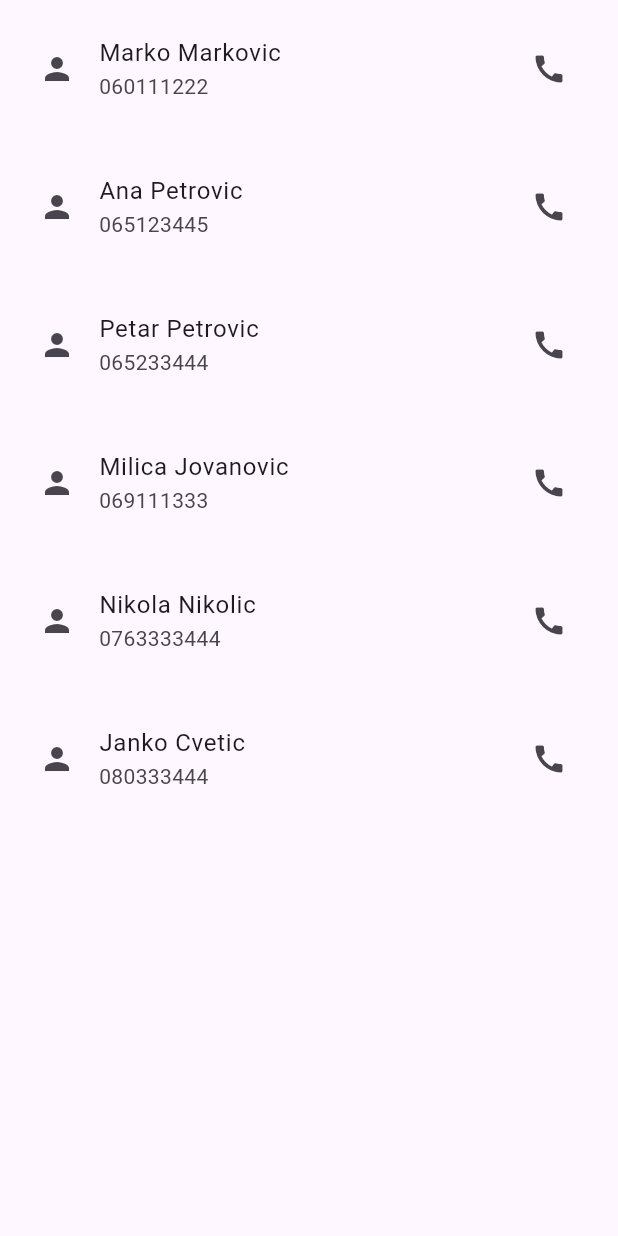
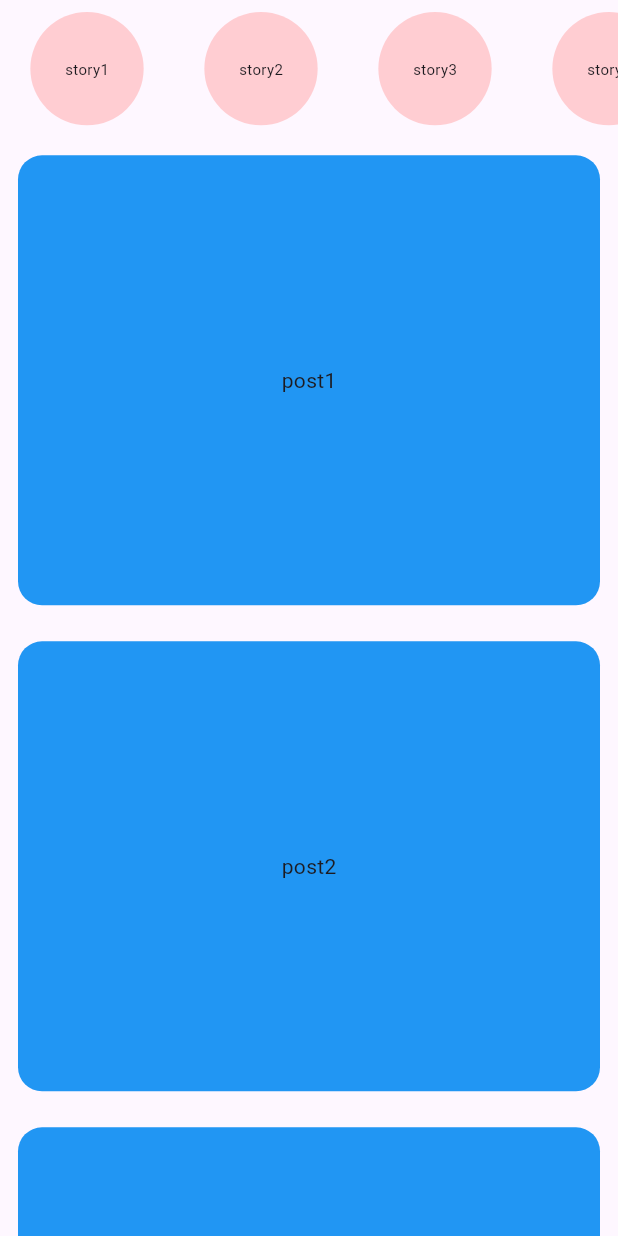
Before and after one commit to Mihajlo-Spasic/flutter_apps, a Flutter app: the screen it shows after launch, on a phone screen of 412 x 824 dp. Run offline on Flutter 3.47's test engine with Material 3 defaults, Android fonts, the phone set to English and light mode, and no system bars.

Commit message:
social-media lookalike

```diff
--- /dev/null
+++ b/flutter_application_1/lib/circle.dart
@@ -0,0 +1,24 @@
+import 'package:flutter/material.dart';
+
+class MyCircle extends StatelessWidget {
+  const MyCircle({super.key, required this.stories});
+
+  final String stories;
+  @override
+  Widget build(BuildContext context) {
+    return Padding(
+        padding: const EdgeInsets.all(8.0),
+        child: Container(
+            height: 100,
+            width: 100,
+            decoration: BoxDecoration(
+              shape: BoxShape.circle,
+              color: Colors.red[100],
+            ),
+            child: Center(
+                child: Text(
+              stories,
+              style: const TextStyle(fontSize: 10),
+            ))));
+  }
+}
--- a/flutter_application_1/lib/home_page.dart
+++ b/flutter_application_1/lib/home_page.dart
@@ -1,36 +1,43 @@
 import 'package:flutter/material.dart';
+import 'package:flutter/rendering.dart';
 import 'my_list_title.dart';
+import "square.dart";
+import 'circle.dart';
 
 class HomePage extends StatelessWidget {
   const HomePage({super.key});
 
   @override
   Widget build(BuildContext context) {
-    final List _users = [
-      'Marko Markovic',
-      'Ana Petrovic',
-      'Petar Petrovic',
-      'Milica Jovanovic',
-      'Nikola Nikolic',
-      'Janko Cvetic'
+    final List _posts = ['post1', 'post2', 'post3', 'post4', 'post5'];
+    final List stories = [
+      'story1',
+      'story2',
+      'story3',
+      'story4',
+      'story5',
     ];
-    final List _numbers = [
-      '060111222',
-      '065123445',
-      '065233444',
-      '069111333',
-      '0763333444',
-      '080333444'
-    ];
-
     return Scaffold(
-        body: ListView.builder(
-            itemCount: _users.length,
-            itemBuilder: (context, index) {
-              return MyListTitle(
-                  name: _users[index],
-                  number: _numbers[index],
-                  paddingSize: 10);
-            }));
+        body: Column(
+      children: [
+        Expanded(
+            child: ListView.builder(
+          scrollDirection: Axis.horizontal,
+          itemCount: stories.length,
+          itemBuilder: (context, index) {
+            return MyCircle(stories: stories[index]);
+          },
+        )),
+        Expanded(
+            flex: 8,
+            child: ListView.builder(
+                itemCount: _posts.length,
+                itemBuilder: (context, index) {
+                  return MySquare(
+                    post: _posts[index],
+                  );
+                }))
+      ],
+    ));
   }
 }
--- a/flutter_application_1/lib/main.dart
+++ b/flutter_application_1/lib/main.dart
@@ -30,11 +30,6 @@ class MyHomePage extends StatefulWidget {
 class _MyHomePageState extends State<MyHomePage> {
   @override
   Widget build(BuildContext context) {
-    return Scaffold(
-        body: ListView(children: const [
-      MyListTitle(name: "Marko", number: "42424", paddingSize: 10),
-      MyListTitle(name: "Marko", number: "42424", paddingSize: 10),
-      MyListTitle(name: "Marko", number: "42424", paddingSize: 10),
-    ]));
+    return const Scaffold();
   }
 }
--- /dev/null
+++ b/flutter_application_1/lib/square.dart
@@ -0,0 +1,20 @@
+import 'package:flutter/material.dart';
+
+class MySquare extends StatelessWidget {
+  const MySquare({super.key, required this.post});
+
+  final String post;
+  @override
+  Widget build(BuildContext context) {
+    return Padding(
+        padding: const EdgeInsets.all(12.0),
+        child: Container(
+          height: 300,
+          decoration: BoxDecoration(
+            color: Colors.blue,
+            borderRadius: BorderRadius.circular(16.0),
+          ),
+          child: Center(child: Text(post)),
+        ));
+  }
+}
```
